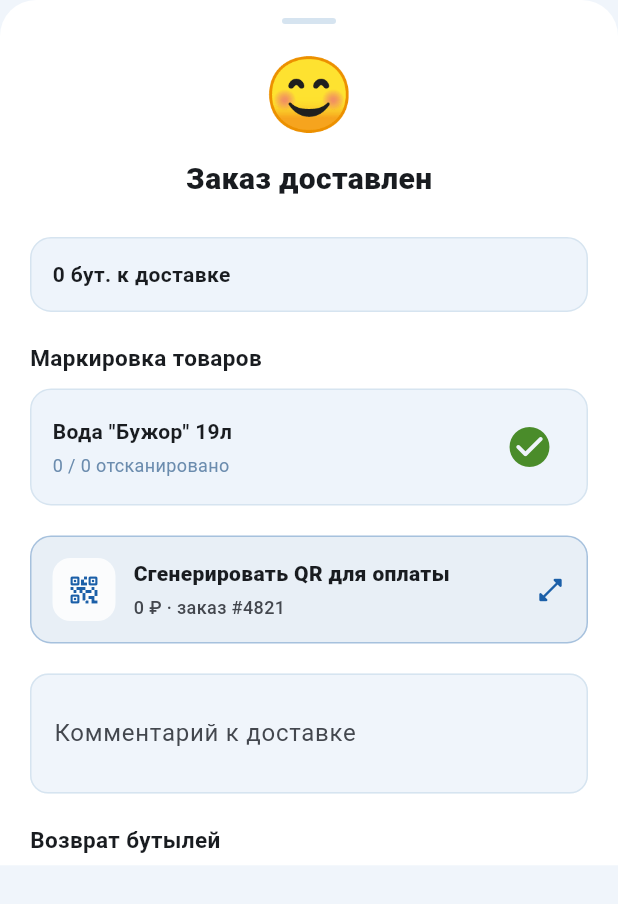
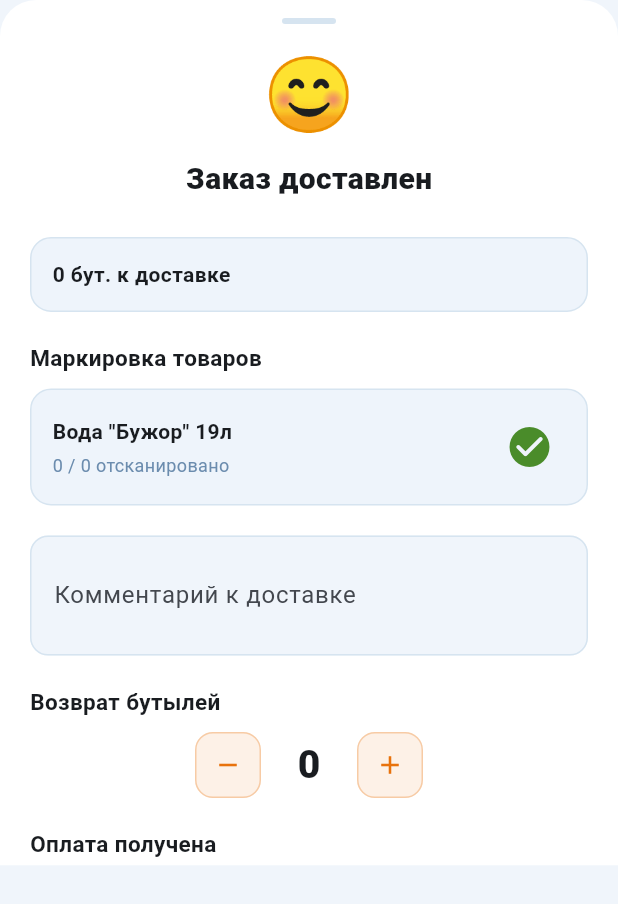
Before and after one commit to RomanGolfer/buzhor_courier, a Flutter app: the _DeliverySheet widget shown alone on an empty page, opened directly with sample values from the repository, on a phone screen of 412 x 824 dp. Shown: the top 904 px of the screen. Run offline on Flutter 3.47's test engine with Material 3 defaults, Android fonts, the phone set to English and light mode, and no system bars; our stand-ins replace flutter_map, flutter_riverpod, geolocator, latlong2, qr_flutter, shared_preferences; missing offline and left inert: mobile_scanner; accounts and stored records are empty.

Commit message:
fix: QR button visibility and payment type mutation on QR generation
- Hide 'QR для оплаты' button for card/cash/contract payment types;
  show only when paymentType is qr or online
- QR generation no longer changes payment type — _openQrSheet just
  opens the QR sheet without mutating _paymentType or calling provider
- Remove updateOrder(payment: online) from payment confirmation check;
  payment type only changes via the explicit payment selector
- Revert _PaymentQrFullScreen to plain StatefulWidget (no longer needs ref)

Co-Authored-By: Claude Sonnet 4.6 <noreply@anthropic.com>

```diff
--- a/lib/features/orders/screens/order_detail/bottom_sheets.dart
+++ b/lib/features/orders/screens/order_detail/bottom_sheets.dart
@@ -86,8 +86,11 @@ class _DeliverySheetState extends State<_DeliverySheet> {
               _DeliverySummary(bottles: widget.bottles, extras: widget.extras),
               const SizedBox(height: 20),
               _buildMarkingSection(),
-              const SizedBox(height: 20),
-              _buildPaymentQrAction(),
+              if (_paymentType == PaymentType.qr ||
+                  _paymentType == PaymentType.online) ...[
+                const SizedBox(height: 20),
+                _buildPaymentQrAction(),
+              ],
               const SizedBox(height: 20),
               TextField(
                 controller: _commentController,
@@ -214,9 +217,7 @@ class _DeliverySheetState extends State<_DeliverySheet> {
     setState(() => _scannedItems['water'] = result);
   }
 
-  void _selectQrPaymentAndOpen() {
-    setState(() => _paymentType = PaymentType.qr);
-    widget.onPaymentTypeChanged(PaymentType.qr);
+  void _openQrSheet() {
     _showPaymentQrSheet(context, widget.order, amount: widget.totalPrice);
   }
 }
--- a/lib/features/orders/screens/order_detail/delivery_sheet_sections.dart
+++ b/lib/features/orders/screens/order_detail/delivery_sheet_sections.dart
@@ -81,33 +81,27 @@ extension _DeliverySheetSections on _DeliverySheetState {
   }
 
   Widget _buildPaymentQrAction() {
-    final isContract = _paymentType == PaymentType.contract;
     final isPaid = _paymentType == PaymentType.online;
-    final isQr = _paymentType == PaymentType.qr;
-    final title = isQr
-        ? 'Открыть QR для оплаты'
-        : 'Сгенерировать QR для оплаты';
-    final subtitle = isContract
-        ? 'Заказ по договору, оплата QR обычно не нужна'
-        : isPaid
+    final title = isPaid ? 'Заказ уже оплачен' : 'Открыть QR для оплаты';
+    final subtitle = isPaid
         ? 'Заказ уже отмечен как оплаченный'
         : '${widget.totalPrice.toInt()} ₽ · заказ ${widget.order.id}';
 
     return InkWell(
-      onTap: isPaid || isContract ? null : _selectQrPaymentAndOpen,
+      onTap: isPaid ? null : _openQrSheet,
       borderRadius: BorderRadius.circular(14),
       child: Container(
         width: double.infinity,
         padding: const EdgeInsets.all(14),
         decoration: BoxDecoration(
-          color: isPaid || isContract
+          color: isPaid
               ? AppColors.softSurface(context).withValues(alpha: 0.64)
               : AppColors.blue.withValues(
                   alpha: AppColors.isDark(context) ? 0.18 : 0.10,
                 ),
           borderRadius: BorderRadius.circular(14),
           border: Border.all(
-            color: isPaid || isContract
+            color: isPaid
                 ? AppColors.dividerColor(context)
                 : AppColors.blue.withValues(alpha: 0.32),
           ),
@@ -125,9 +119,7 @@ extension _DeliverySheetSections on _DeliverySheetState {
               ),
               child: Icon(
                 Icons.qr_code_2_rounded,
-                color: isPaid || isContract
-                    ? AppColors.textSecondary(context)
-                    : AppColors.blue,
+                color: isPaid ? AppColors.textSecondary(context) : AppColors.blue,
                 size: 24,
               ),
             ),
@@ -139,7 +131,7 @@ extension _DeliverySheetSections on _DeliverySheetState {
                   Text(
                     title,
                     style: TextStyle(
-                      color: isPaid || isContract
+                      color: isPaid
                           ? AppColors.textSecondary(context)
                           : AppColors.textPrimary(context),
                       fontSize: 14,
@@ -160,9 +152,7 @@ extension _DeliverySheetSections on _DeliverySheetState {
             ),
             Icon(
               Icons.open_in_full_rounded,
-              color: isPaid || isContract
-                  ? AppColors.textSecondary(context)
-                  : AppColors.blue,
+              color: isPaid ? AppColors.textSecondary(context) : AppColors.blue,
               size: 20,
             ),
           ],
```
Also changed, not shown: lib/features/orders/screens/order_detail/payment_qr_widgets.dart (+3 -14 lines).
